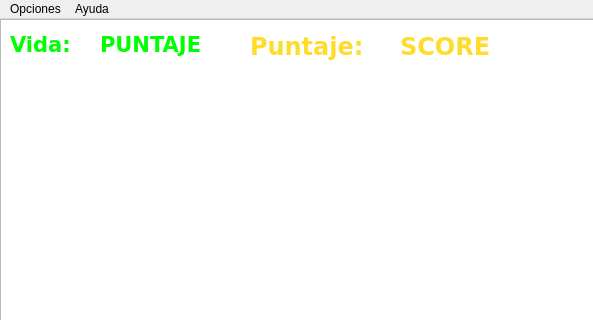
Before: the Qt Designer form oneplayer.ui in walter-agf/videojuego, drawn with Qt 5; both pictures show x 0 to 593 and y 0 to 320 of the 1282 by 780 pixel window.
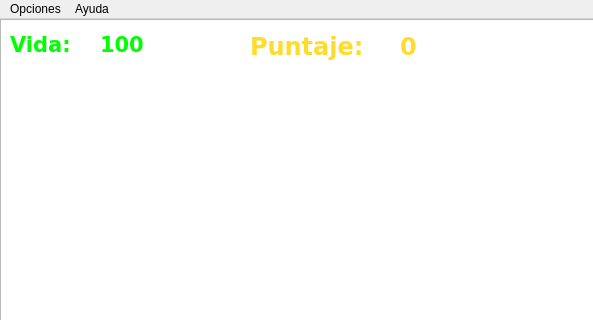
After: the same form once the commit is applied.

Patch:
```diff
--- a/oneplayer.ui
+++ b/oneplayer.ui
@@ -74,7 +74,7 @@
 color: rgb(0, 255, 0);</string>
     </property>
     <property name="text">
-     <string>&lt;html&gt;&lt;head/&gt;&lt;body&gt;&lt;p&gt;&lt;span style=&quot; font-size:16pt; font-weight:600; color:#00ff00;&quot;&gt;PUNTAJE&lt;/span&gt;&lt;/p&gt;&lt;/body&gt;&lt;/html&gt;</string>
+     <string>&lt;html&gt;&lt;head/&gt;&lt;body&gt;&lt;p&gt;&lt;span style=&quot; font-size:16pt; font-weight:600; color:#00ff00;&quot;&gt;100&lt;/span&gt;&lt;/p&gt;&lt;/body&gt;&lt;/html&gt;</string>
     </property>
    </widget>
    <widget class="QLabel" name="name_1">
@@ -161,7 +161,7 @@
 color: rgb(255, 220, 44);</string>
     </property>
     <property name="text">
-     <string>&lt;html&gt;&lt;head/&gt;&lt;body&gt;&lt;p&gt;&lt;span style=&quot; font-weight:600; color:#ffdc2c;&quot;&gt;SCORE&lt;/span&gt;&lt;/p&gt;&lt;/body&gt;&lt;/html&gt;</string>
+     <string>&lt;html&gt;&lt;head/&gt;&lt;body&gt;&lt;p&gt;&lt;span style=&quot; font-weight:600; color:#ffdc2c;&quot;&gt;0&lt;/span&gt;&lt;/p&gt;&lt;/body&gt;&lt;/html&gt;</string>
     </property>
    </widget>
    <widget class="QLabel" name="name_3">
```
